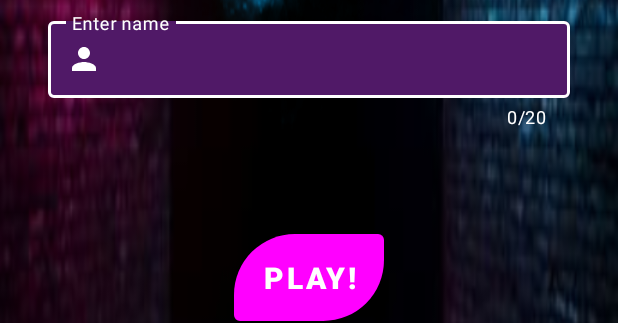
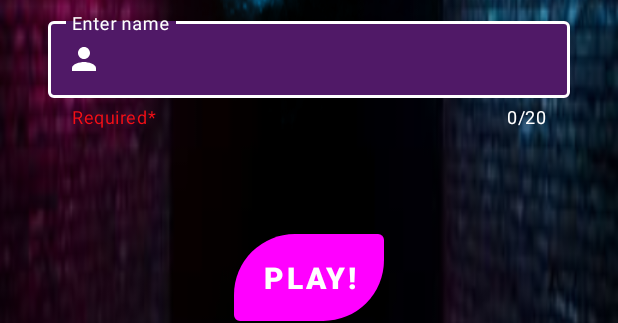
Before and after one commit to David-Shmidt/Game-Project-Android, an Android app: the layout activity_start.xml on its own in the app's theme, with its tools: preview values and no code run, on a phone screen of 412 x 824 dp. Shown: the part 470-793 px from the top of the screen. Run offline under Robolectric (Android 15) with nearby library versions, the phone set to English and light mode, and no system bars.

```diff
--- a/app/src/main/res/layout/activity_start.xml
+++ b/app/src/main/res/layout/activity_start.xml
@@ -26,6 +26,9 @@
         android:layout_marginStart="32dp"
         android:layout_marginTop="32dp"
         android:layout_marginEnd="32dp"
+        android:gravity="center"
+        app:helperText="Required*"
+        app:helperTextTextColor="@color/Red"
         app:startIconDrawable="@drawable/ic_baseline_person_24"
         app:startIconTint="@color/white"
         app:endIconTint="@color/white"
@@ -45,6 +48,7 @@
             android:layout_width="match_parent"
             android:layout_height="51dp"
             android:maxLength="21"
+            android:maxLines="1"
             android:textColor="@color/white"
             app:layout_constraintEnd_toEndOf="parent"
             app:layout_constraintHorizontal_bias="0.0"
--- a/app/src/main/res/values/colors.xml
+++ b/app/src/main/res/values/colors.xml
@@ -9,4 +9,5 @@
     <color name="white">#FFFFFFFF</color>
     <color name="dark_red">#B12F0E</color>
     <color name="purple">#5E2AD6</color>
+    <color name="Red">#F40F16</color>
 </resources>
--- a/app/src/main/res/values/themes.xml
+++ b/app/src/main/res/values/themes.xml
@@ -1,6 +1,6 @@
 <resources xmlns:tools="http://schemas.android.com/tools">
     <!-- Base application theme. -->
-    <style name="Theme.GameProject" parent="Theme.MaterialComponents.Light.NoActionBar">
+    <style name="Theme.GameProject" parent="Theme.MaterialComponents.Light.DarkActionBar">
         <!-- Primary brand color. -->
         <item name="colorPrimary">@color/white</item>
         <item name="colorPrimaryVariant">@color/purple_700</item>
```
Also changed, not shown: app/src/main/java/syntax/org/il/gameproject/MainActivity.java (+11 -0 lines), app/src/main/java/syntax/org/il/gameproject/SecondActivity.java (+8 -0 lines), app/src/main/java/syntax/org/il/gameproject/StartActivity.java (+8 -0 lines).
